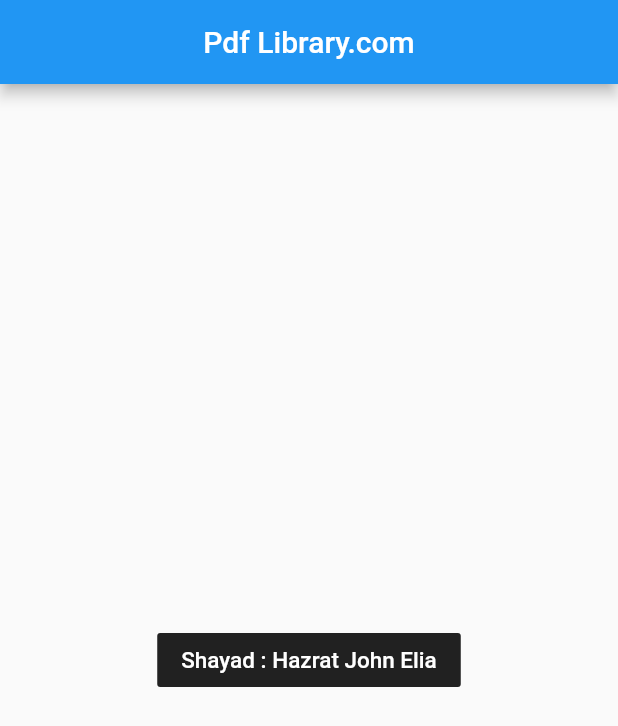
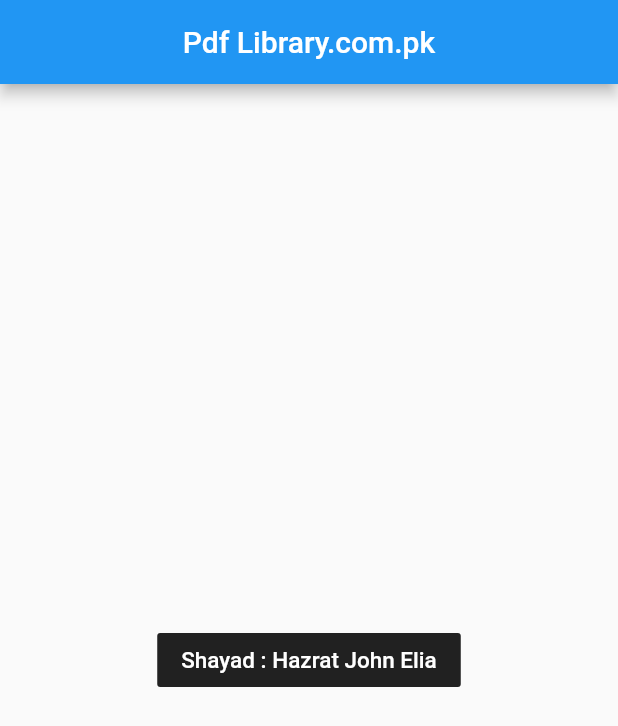
Before and after one commit to ahmerrkhan/pdfviewer, a Flutter app: the screen it shows after launch, on a phone screen of 412 x 824 dp. Shown: the top 726 px of the screen. Run offline on Flutter 3.47's test engine with Material 2 defaults, Android fonts, the phone set to English and light mode, and no system bars; missing offline and left inert: flutter_plugin_pdf_viewer.

Commit message:
Update main.dart

```diff
--- a/pdfviewer/lib/main.dart
+++ b/pdfviewer/lib/main.dart
@@ -30,7 +30,7 @@ class _landingPageState extends State<landingPage> {
   Widget build(BuildContext context) {
     return Scaffold(
       appBar: AppBar(
-        title: Text('Pdf Library.com'),
+        title: Text('Pdf Library.com.pk'),
         centerTitle: true,
       ),
       body: Center(
```
